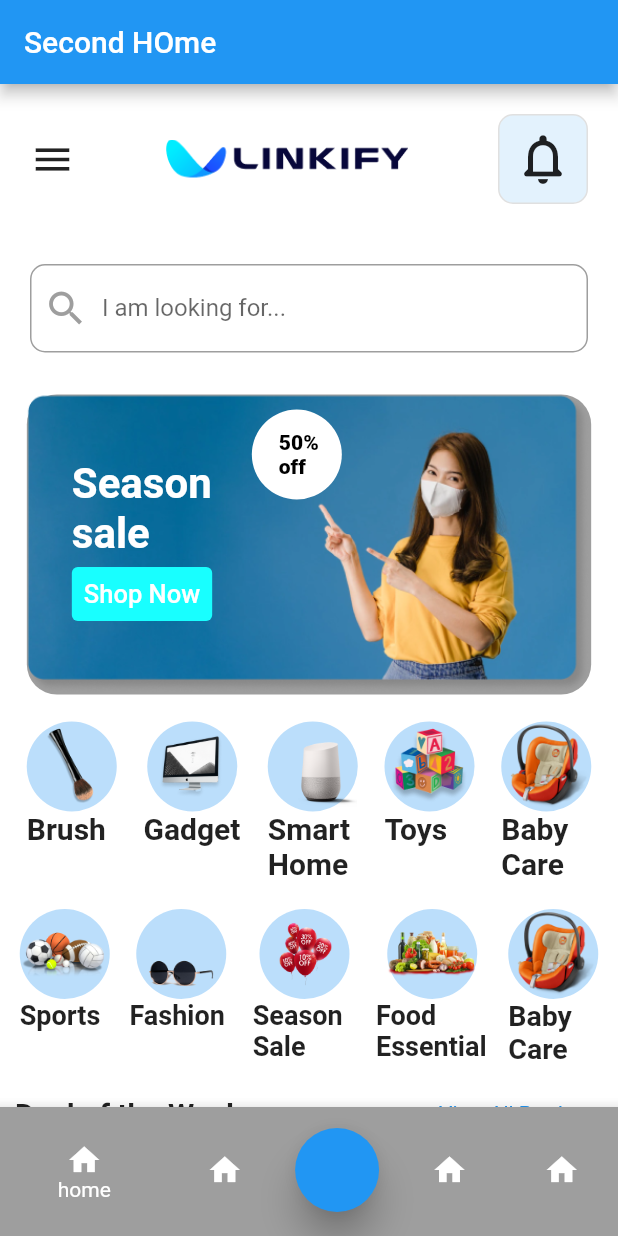
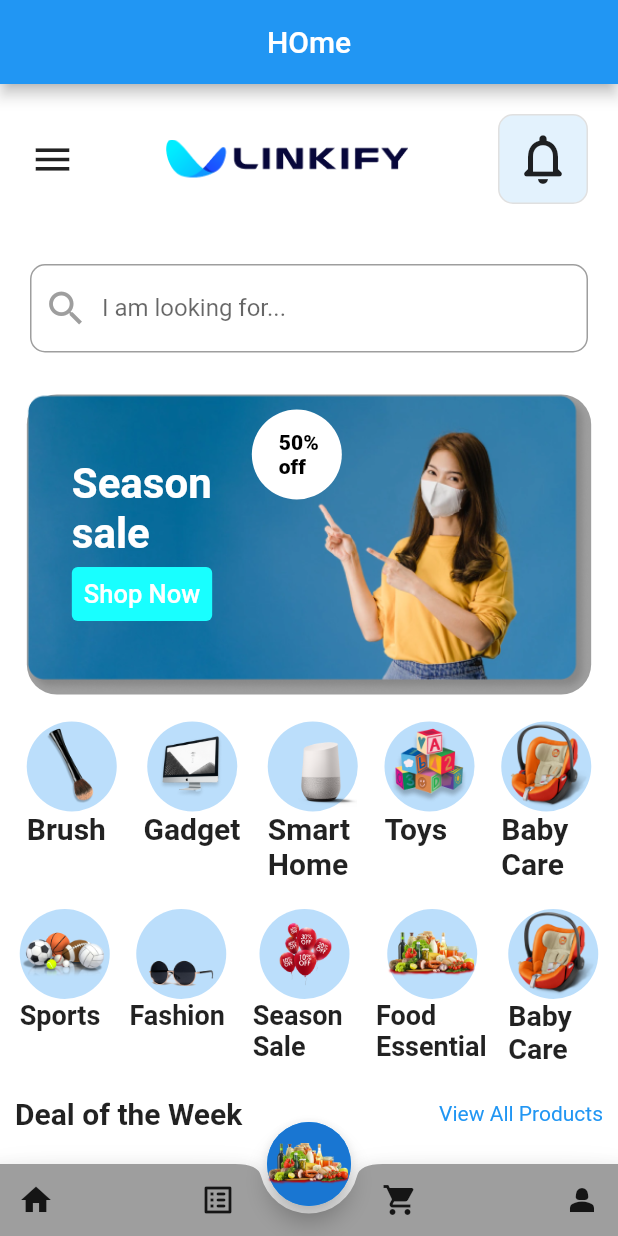
Before and after one commit to Mehedi44h/linkyfy_test_sj, a Flutter app: the screen it shows after launch, on a phone screen of 412 x 824 dp. Run offline on Flutter 3.47's test engine with Material 2 defaults, Android fonts, the phone set to English and light mode, and no system bars; our stand-ins replace carousel_slider, smooth_page_indicator.

Commit message:
done botom app bar

```diff
--- a/lib/2nd_home.dart
+++ b/lib/2nd_home.dart
@@ -1,6 +1,7 @@
 import 'package:carousel_slider/carousel_slider.dart';
 import 'package:flutter/material.dart';
 import 'package:smooth_page_indicator/smooth_page_indicator.dart';
+import 'package:sojibtestp/pages/home.dart';
 import 'package:sojibtestp/widgets/buildidicator.dart';
 import 'package:sojibtestp/widgets/buildimage.dart';
 
@@ -18,8 +19,18 @@ class _SecondHomeState extends State<SecondHome> {
     return Scaffold(
       backgroundColor: Colors.white,
       appBar: AppBar(
-        title: Text("Second HOme"),
+        title: Text("HOme"),
+        centerTitle: true,
       ),
+      floatingActionButton: FloatingActionButton(
+          onPressed: () {},
+          child: CircleAvatar(
+            child: Image.asset('assets/images/pngwing 19.png'),
+            radius: 30,
+          )
+          //  Icon(Icons.add),
+          ),
+      floatingActionButtonLocation: FloatingActionButtonLocation.centerDocked,
       body: SingleChildScrollView(
         child: Column(
           children: [
@@ -890,11 +901,14 @@ class _SecondHomeState extends State<SecondHome> {
             Column(
               crossAxisAlignment: CrossAxisAlignment.stretch,
               children: [
-                Text(
+                Padding(
+                  padding: const EdgeInsets.only(left: 10.0),
+                  child: Text(
                     'Shop By Brand',
                     style: TextStyle(
                       fontSize: 20,
                       fontWeight: FontWeight.bold,
+                    ),
                   ),
                 ),
                 SingleChildScrollView(
@@ -1404,43 +1418,34 @@ class _SecondHomeState extends State<SecondHome> {
         ),
       ),
       bottomNavigationBar: BottomAppBar(
-        child: BottomNavigationBar(
-          items: [
-            BottomNavigationBarItem(
-              backgroundColor: Colors.grey,
-              icon: Icon(
-                Icons.home,
+          color: Colors.grey,
+          notchMargin: 5,
+          elevation: 10,
+          shape: CircularNotchedRectangle(),
+          child: Row(
+            mainAxisAlignment: MainAxisAlignment.spaceBetween,
+            children: [
+              IconButton(
+                onPressed: () {
+                  Navigator.push((context),
+                      MaterialPageRoute(builder: (context) => Home()));
+                },
+                icon: Icon(Icons.home),
               ),
-              label: 'home',
+              IconButton(
+                onPressed: () {},
+                icon: Icon(Icons.list_alt_rounded),
               ),
-            BottomNavigationBarItem(
-              backgroundColor: Colors.grey,
-              icon: Icon(
-                Icons.home,
+              IconButton(
+                onPressed: () {},
+                icon: Icon(Icons.shopping_cart),
               ),
-              label: 'home',
-            ),
-            BottomNavigationBarItem(
-                icon: FloatingActionButton(
+              IconButton(
                 onPressed: () {},
-                  elevation: 10,
-                ),
-                label: 'catagory'),
-            BottomNavigationBarItem(
-              icon: Icon(
-                Icons.home,
-              ),
-              label: 'home',
-            ),
-            BottomNavigationBarItem(
-              icon: Icon(
-                Icons.home,
-              ),
-              label: 'home',
+                icon: Icon(Icons.person_2),
               ),
             ],
-        ),
-      ),
+          )),
     );
   }
 }
```
Also changed, not shown: lib/pages/cart.dart (added, +12 -0 lines), lib/pages/home.dart (added, +12 -0 lines), lib/pages/list.dart (added, +10 -0 lines), lib/pages/profile.dart (added, +12 -0 lines). Lines whose indentation alone changed are shown as unchanged.
